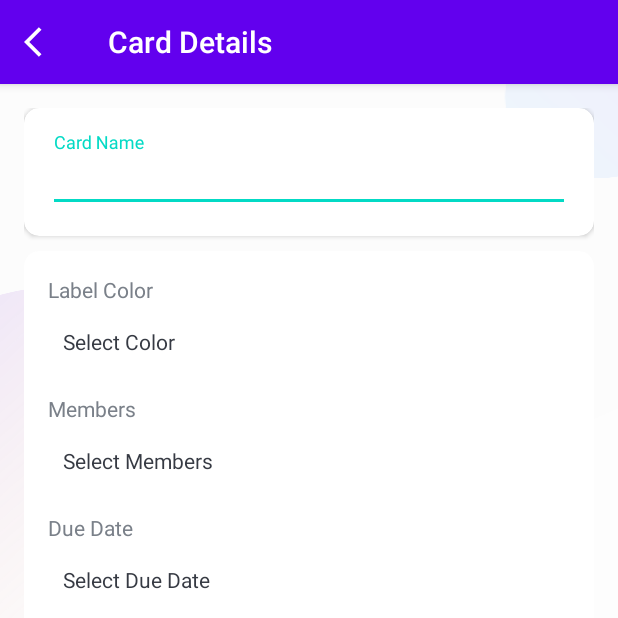
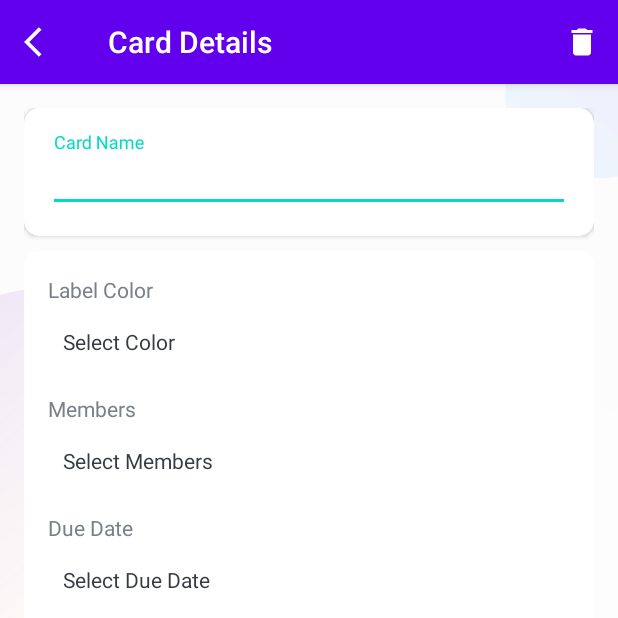
Before and after one commit to tuannamm/TrelloApp, an Android app: the CardDetailsActivity screen opened directly, with no data from a screen before it, on a phone screen of 412 x 824 dp, the top half of it. Run offline under Robolectric (Android 15) with nearby library versions, the phone set to English and light mode, and no system bars.

Commit message:
[ENHANCE] add delete card menu icon and populating the edit text of the card

```diff
--- a/app/src/main/java/eu/tutorials/trelloapp/activities/CardDetailsActivity.kt
+++ b/app/src/main/java/eu/tutorials/trelloapp/activities/CardDetailsActivity.kt
@@ -2,6 +2,7 @@
 
 import androidx.appcompat.app.AppCompatActivity
 import android.os.Bundle
+import android.view.Menu
 import eu.tutorials.trelloapp.R
 import eu.tutorials.trelloapp.databinding.ActivityCardDetailsBinding
 import eu.tutorials.trelloapp.models.Board
@@ -19,6 +20,9 @@
         setContentView(binding.root)
         getIntentData()
         setupActionBar()
+
+//        binding.etNameCardDetails.setText(mBoardDetails.taskList[mTaskListPosition].cards[mCardPosition].name)
+        binding.etNameCardDetails.setSelection(binding.etNameCardDetails.text.toString().length)
     }
 
     private fun setupActionBar() {
@@ -31,6 +35,11 @@
 //            actionBar.title = mBoardDetails.taskList[mTaskListPosition].cards[mCardPosition].name
         }
         binding.toolbarCardDetailsActivity.setNavigationOnClickListener { onBackPressed() }
+    }
+
+    override fun onCreateOptionsMenu(menu: Menu?): Boolean {
+        menuInflater.inflate(R.menu.menu_delete_card, menu)
+        return super.onCreateOptionsMenu(menu)
     }
 
     private fun getIntentData(){
--- a/app/src/main/java/eu/tutorials/trelloapp/activities/TaskListActivity.kt
+++ b/app/src/main/java/eu/tutorials/trelloapp/activities/TaskListActivity.kt
@@ -38,7 +38,7 @@
 
     override fun onActivityResult(requestCode: Int, resultCode: Int, data: Intent?) {
         super.onActivityResult(requestCode, resultCode, data)
-        if(resultCode == Activity.RESULT_OK && requestCode == MEMBERS_REQUEST_CODE) {
+        if(resultCode == Activity.RESULT_OK && requestCode == MEMBERS_REQUEST_CODE || requestCode == CARD_DETAILS_REQUEST_CODE) {
             showProgressDialog(resources.getString(R.string.please_wait))
             FireStoreClass().getBoardDetails(this, mBoardDetails.documentId)
         } else {
@@ -51,7 +51,7 @@
         intent.putExtra(Constants.BOARD_DETAIL, mBoardDetails)
         intent.putExtra(Constants.TASK_LIST_ITEM_POSITION, taskListPosition)
         intent.putExtra(Constants.CARD_LIST_ITEM_POSITION, cardPosition)
-        startActivity(intent)
+        startActivityForResult(intent, CARD_DETAILS_REQUEST_CODE)
     }
 
 
@@ -150,5 +150,6 @@
 
     companion object {
         const val MEMBERS_REQUEST_CODE: Int = 13
+        const val CARD_DETAILS_REQUEST_CODE: Int = 14
     }
 }
--- /dev/null
+++ b/app/src/main/res/drawable/baseline_delete_24dp.xml
@@ -0,0 +1,5 @@
+<vector android:height="24dp" android:tint="#FFFFFF"
+    android:viewportHeight="24" android:viewportWidth="24"
+    android:width="24dp" xmlns:android="http://schemas.android.com/apk/res/android">
+    <path android:fillColor="@android:color/white" android:pathData="M6,19c0,1.1 0.9,2 2,2h8c1.1,0 2,-0.9 2,-2V7H6v12zM19,4h-3.5l-1,-1h-5l-1,1H5v2h14V4z"/>
+</vector>
--- /dev/null
+++ b/app/src/main/res/drawable/ic_vector_delete_24.xml
@@ -0,0 +1,5 @@
+<vector android:height="24dp" android:tint="#181919"
+    android:viewportHeight="24" android:viewportWidth="24"
+    android:width="24dp" xmlns:android="http://schemas.android.com/apk/res/android">
+    <path android:fillColor="@android:color/white" android:pathData="M6,19c0,1.1 0.9,2 2,2h8c1.1,0 2,-0.9 2,-2V7H6v12zM19,4h-3.5l-1,-1h-5l-1,1H5v2h14V4z"/>
+</vector>
--- /dev/null
+++ b/app/src/main/res/drawable/ic_vector_delete_24dp.xml
@@ -0,0 +1,5 @@
+<vector android:height="24dp" android:tint="#FFFFFF"
+    android:viewportHeight="24" android:viewportWidth="24"
+    android:width="24dp" xmlns:android="http://schemas.android.com/apk/res/android">
+    <path android:fillColor="@android:color/white" android:pathData="M6,19c0,1.1 0.9,2 2,2h8c1.1,0 2,-0.9 2,-2V7H6v12zM19,4h-3.5l-1,-1h-5l-1,1H5v2h14V4z"/>
+</vector>
--- /dev/null
+++ b/app/src/main/res/menu/menu_delete_card.xml
@@ -0,0 +1,11 @@
+<?xml version="1.0" encoding="utf-8"?>
+<menu xmlns:android="http://schemas.android.com/apk/res/android"
+    xmlns:app="http://schemas.android.com/apk/res-auto">
+
+    <item
+        android:id="@+id/action_delete_card"
+        android:icon="@drawable/ic_vector_delete_24dp"
+        android:orderInCategory="100"
+        android:title="@string/delete_card"
+        app:showAsAction="always" />
+</menu>
--- a/app/src/main/res/values/strings.xml
+++ b/app/src/main/res/values/strings.xml
@@ -49,4 +49,6 @@
     <string name="due_date">Due Date</string>
     <string name="select_due_date">Select Due Date</string>
 
+    <string name="delete_card">Delete Card</string>`
+
 </resources>
```
